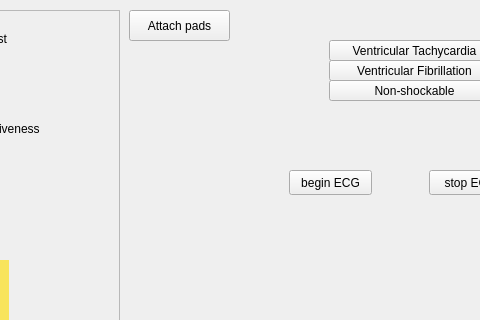
Old version of the form mainwindow.ui in the repository nicwatson/aed-project; both pictures show x 141 to 621 and y 0 to 320 of the 800 by 600 pixel window.
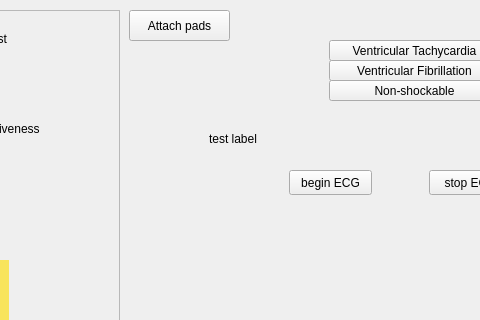
New version of the form. Custom widgets are drawn as their Qt base class.

What changed in the file:
```diff
--- a/mainwindow.ui
+++ b/mainwindow.ui
@@ -261,6 +261,19 @@
      </rect>
     </property>
    </widget>
+   <widget class="QLabel" name="testLabel">
+    <property name="geometry">
+     <rect>
+      <x>350</x>
+      <y>130</y>
+      <width>62</width>
+      <height>17</height>
+     </rect>
+    </property>
+    <property name="text">
+     <string>test label</string>
+    </property>
+   </widget>
   </widget>
   <widget class="QMenuBar" name="menubar">
    <property name="geometry">
```
Left out of the diff: 2 changed lines with no effect on the pictures.
